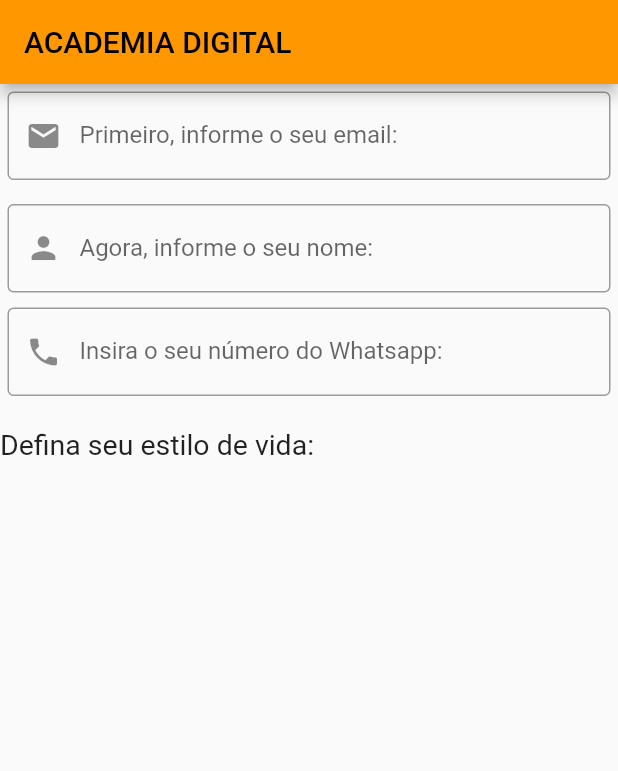
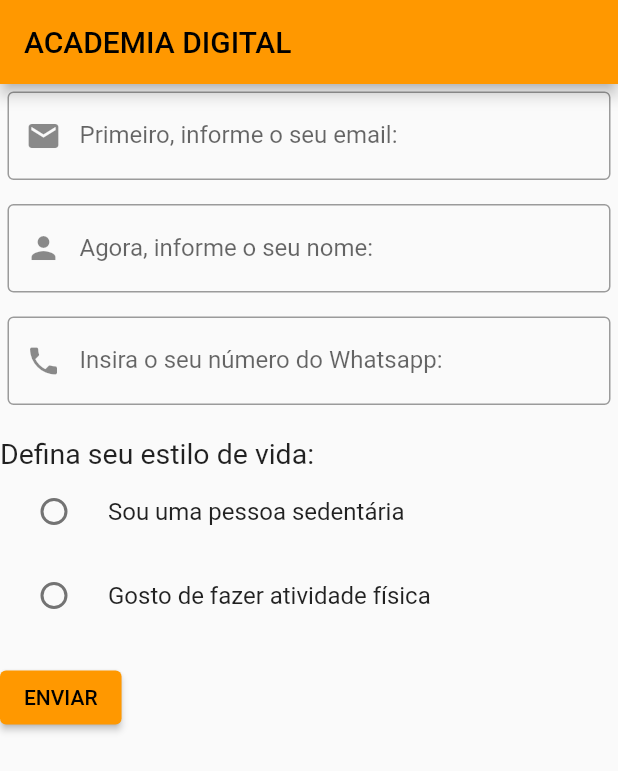
Before and after one commit to flaviogui/POO-em-Dart, a Flutter app: the screen it shows after launch, on a phone screen of 412 x 824 dp. Shown: the top 771 px of the screen. Run offline on Flutter 3.47's test engine with Material 2 defaults, Android fonts, the phone set to English and light mode, and no system bars.

Commit message:
Implementando o radio buttons e o botão enviar

```diff
--- a/tarefa_extra_modelagem_formulario/lib/main.dart
+++ b/tarefa_extra_modelagem_formulario/lib/main.dart
@@ -21,8 +21,21 @@ class MyApp extends StatelessWidget {
   }
 }
 
-class MyCustomForm extends StatelessWidget {
-  const MyCustomForm({Key? key}) : super(key: key);
+class MyCustomForm extends StatefulWidget {
+  @override
+  _MyCustomFormState createState() => _MyCustomFormState();
+}
+
+class _MyCustomFormState extends State<MyCustomForm> {
+  String _estiloVida = '';
+
+  void _enviar() {
+    ScaffoldMessenger.of(context).showSnackBar(
+      SnackBar(
+        content: Text('Processando...'),
+      ),
+    );
+  }
 
   @override
   Widget build(BuildContext context) {
@@ -40,6 +53,9 @@ class MyCustomForm extends StatelessWidget {
             label: 'Agora, informe o seu nome:',
             hint: 'Exemplo: Fulano da Silva Saraiva',
             icone: Icons.person),
+        SizedBox(
+          height: 6,
+        ),
         MyTextField(
             label: 'Insira o seu número do Whatsapp:',
             hint: 'Exemplo: (83)999000000',
@@ -55,7 +71,32 @@ class MyCustomForm extends StatelessWidget {
                 fontSize: 19,
               ),
             ),
+            RadioListTile(
+              title: Text('Sou uma pessoa sedentária'),
+              value: 'Sedentário',
+              groupValue: _estiloVida,
+              onChanged: (value) {
+                setState(() {
+                  _estiloVida = value.toString();
+                });
+              },
+            ),
+            RadioListTile(
+              title: Text('Gosto de fazer atividade física'),
+              value: 'Ativo',
+              groupValue: _estiloVida,
+              onChanged: (value) {
+                setState(() {
+                  _estiloVida = value.toString();
+                });
+              },
+            ),
           ],
+        ),
+        SizedBox(height: 16),
+        ElevatedButton(
+          onPressed: _enviar,
+          child: Text('ENVIAR'),
         ),
       ],
     );
```
